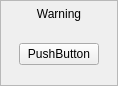
First picture: the form in core/base/gui/basic_elements/WarningInformation.ui, repository dboun/MultiPatientImageProcessing, before the edit.
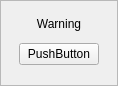
Second picture: the form after the edit. Custom widgets are drawn as their Qt base class.

Commit message: Fix geodesic layouts

```diff
--- a/core/base/gui/basic_elements/WarningInformation.ui
+++ b/core/base/gui/basic_elements/WarningInformation.ui
@@ -11,7 +11,7 @@
    </rect>
   </property>
   <property name="sizePolicy">
-   <sizepolicy hsizetype="Expanding" vsizetype="Ignored">
+   <sizepolicy hsizetype="Expanding" vsizetype="Preferred">
     <horstretch>0</horstretch>
     <verstretch>0</verstretch>
    </sizepolicy>
@@ -21,7 +21,7 @@
   </property>
   <layout class="QVBoxLayout" name="verticalLayout">
    <property name="spacing">
-    <number>6</number>
+    <number>0</number>
    </property>
    <property name="leftMargin">
     <number>0</number>
@@ -60,18 +60,18 @@
        <number>0</number>
       </property>
       <property name="topMargin">
-       <number>6</number>
+       <number>4</number>
       </property>
       <property name="rightMargin">
        <number>0</number>
       </property>
       <property name="bottomMargin">
-       <number>6</number>
+       <number>4</number>
       </property>
-      <item alignment="Qt::AlignTop">
+      <item>
        <widget class="QLabel" name="warningInfoLabel">
         <property name="sizePolicy">
-         <sizepolicy hsizetype="Preferred" vsizetype="Minimum">
+         <sizepolicy hsizetype="Preferred" vsizetype="Preferred">
           <horstretch>0</horstretch>
           <verstretch>0</verstretch>
          </sizepolicy>
```
Left out of the diff: 2 changed lines with no effect on the pictures. The commit also changes 6 other files.
